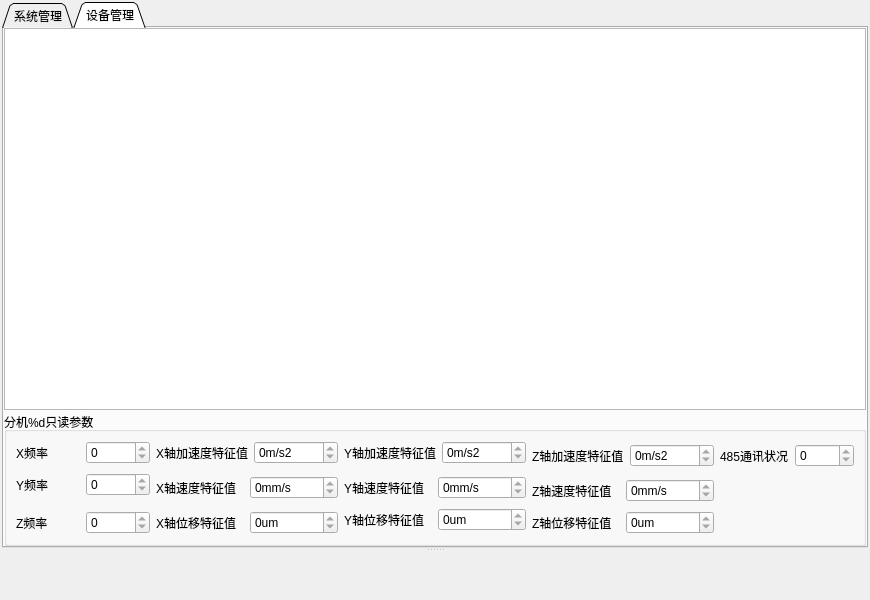
Old version of the form src/mainwindow.ui in the repository yesyan/GDCS01.
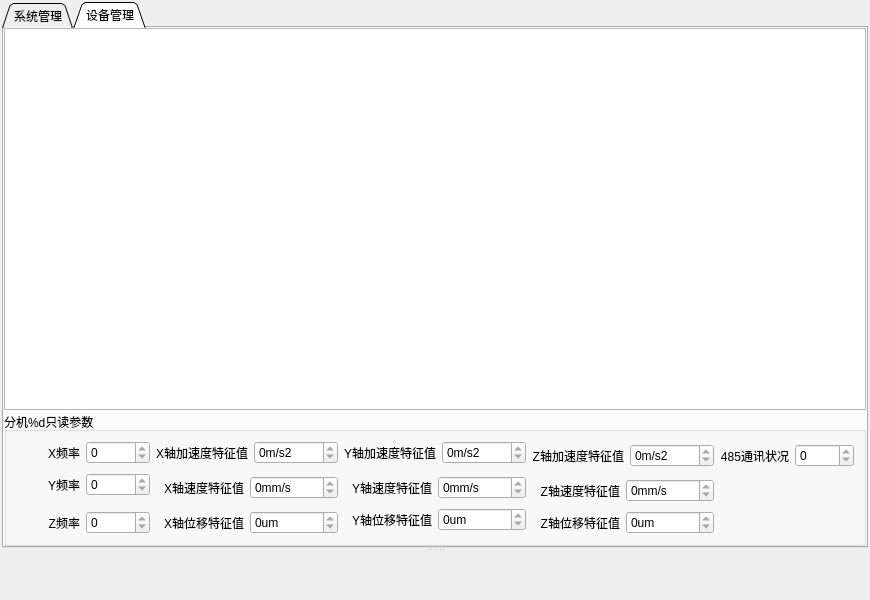
New version of the form. The open tabs and pages were chosen to show the change. Custom widgets are drawn as their Qt base class.

Commit message: 修改界面布局

Patch:
```diff
--- a/src/mainwindow.ui
+++ b/src/mainwindow.ui
@@ -118,6 +118,9 @@
                     <property name="text">
                      <string>X频率</string>
                     </property>
+                    <property name="alignment">
+                     <set>Qt::AlignRight|Qt::AlignTrailing|Qt::AlignVCenter</set>
+                    </property>
                    </widget>
                   </item>
                   <item>
@@ -196,6 +199,9 @@
                     <property name="text">
                      <string>Z轴加速度特征值</string>
                     </property>
+                    <property name="alignment">
+                     <set>Qt::AlignRight|Qt::AlignTrailing|Qt::AlignVCenter</set>
+                    </property>
                    </widget>
                   </item>
                   <item>
@@ -223,6 +229,9 @@
                     <property name="text">
                      <string>485通讯状况</string>
                     </property>
+                    <property name="alignment">
+                     <set>Qt::AlignRight|Qt::AlignTrailing|Qt::AlignVCenter</set>
+                    </property>
                    </widget>
                   </item>
                   <item>
@@ -247,6 +256,9 @@
                     <property name="text">
                      <string>Y频率</string>
                     </property>
+                    <property name="alignment">
+                     <set>Qt::AlignRight|Qt::AlignTrailing|Qt::AlignVCenter</set>
+                    </property>
                    </widget>
                   </item>
                   <item>
@@ -271,6 +283,9 @@
                     <property name="text">
                      <string>X轴速度特征值</string>
                     </property>
+                    <property name="alignment">
+                     <set>Qt::AlignRight|Qt::AlignTrailing|Qt::AlignVCenter</set>
+                    </property>
                    </widget>
                   </item>
                   <item>
@@ -298,6 +313,9 @@
                     <property name="text">
                      <string>Y轴速度特征值</string>
                     </property>
+                    <property name="alignment">
+                     <set>Qt::AlignRight|Qt::AlignTrailing|Qt::AlignVCenter</set>
+                    </property>
                    </widget>
                   </item>
                   <item>
@@ -325,6 +343,9 @@
                     <property name="text">
                      <string>Z轴速度特征值</string>
                     </property>
+                    <property name="alignment">
+                     <set>Qt::AlignRight|Qt::AlignTrailing|Qt::AlignVCenter</set>
+                    </property>
                    </widget>
                   </item>
                   <item>
@@ -352,6 +373,9 @@
                     <property name="text">
                      <string>Y轴位移特征值</string>
                     </property>
+                    <property name="alignment">
+                     <set>Qt::AlignRight|Qt::AlignTrailing|Qt::AlignVCenter</set>
+                    </property>
                    </widget>
                   </item>
                   <item>
@@ -379,6 +403,9 @@
                     <property name="text">
                      <string>Z频率</string>
                     </property>
+                    <property name="alignment">
+                     <set>Qt::AlignRight|Qt::AlignTrailing|Qt::AlignVCenter</set>
+                    </property>
                    </widget>
                   </item>
                   <item>
@@ -403,6 +430,9 @@
                     <property name="text">
                      <string>X轴位移特征值</string>
                     </property>
+                    <property name="alignment">
+                     <set>Qt::AlignRight|Qt::AlignTrailing|Qt::AlignVCenter</set>
+                    </property>
                    </widget>
                   </item>
                   <item>
@@ -430,6 +460,9 @@
                     <property name="text">
                      <string>Z轴位移特征值</string>
                     </property>
+                    <property name="alignment">
+                     <set>Qt::AlignRight|Qt::AlignTrailing|Qt::AlignVCenter</set>
+                    </property>
                    </widget>
                   </item>
                   <item>
```
Left out of the diff: 6 changed lines with no effect on the pictures. The commit also changes 5 other files.
